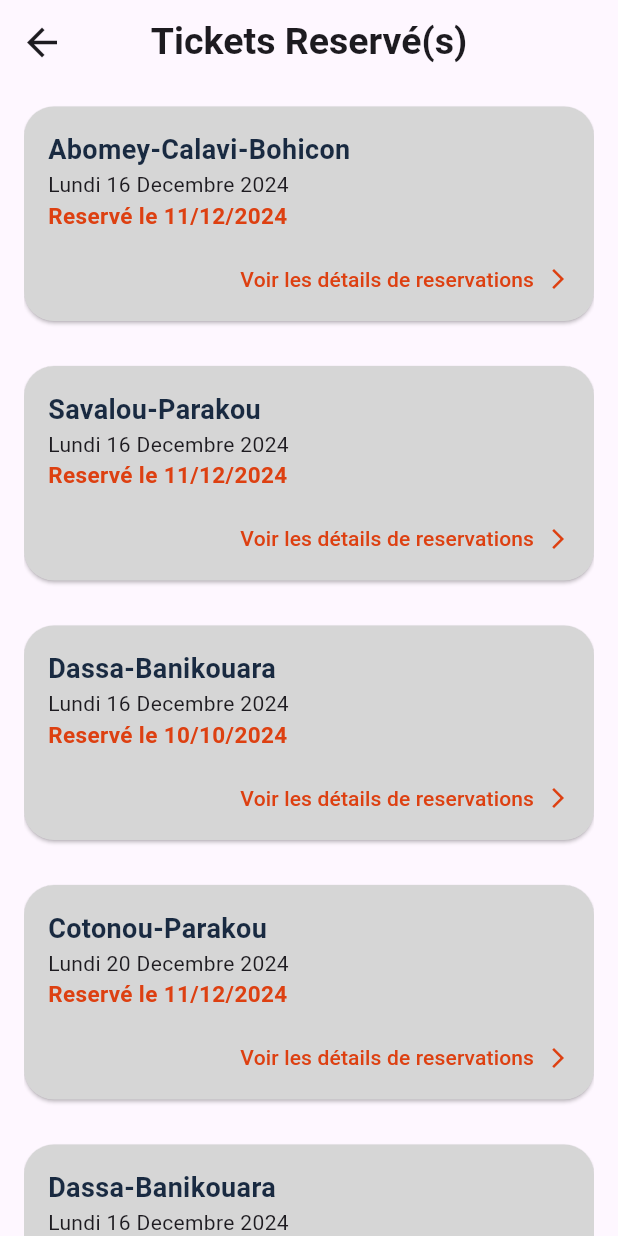
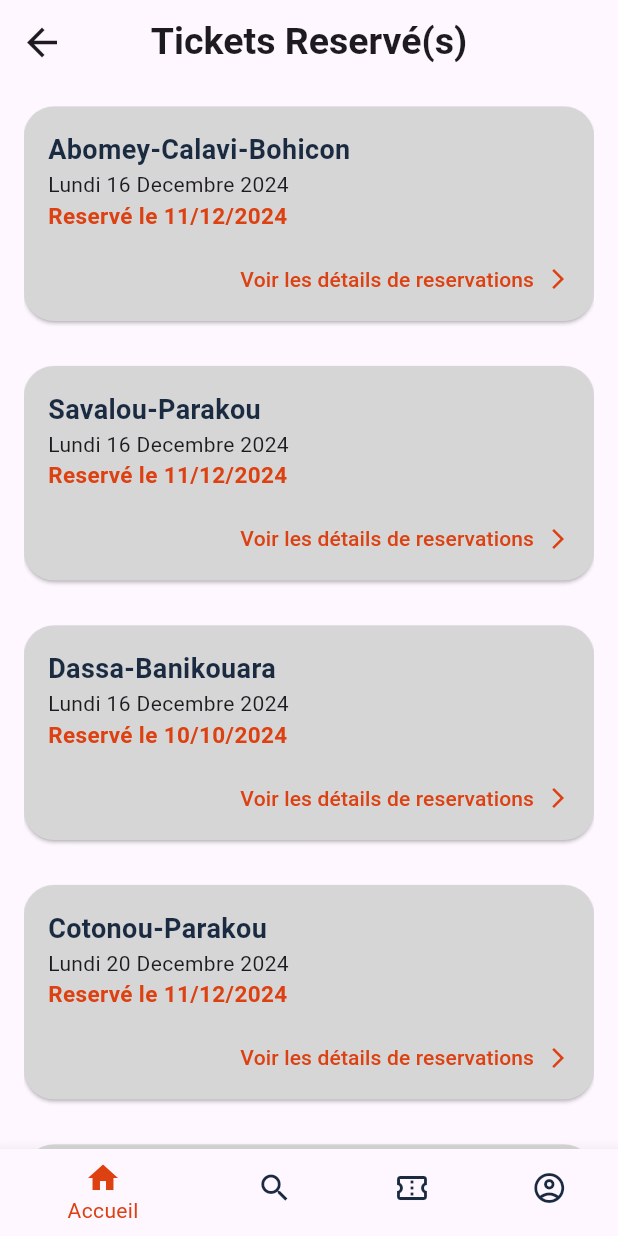
Before and after one commit to KOUDJENOUME/Project-gobus, a Flutter app: the TicketReserve screen opened directly, on a phone screen of 412 x 824 dp. Run offline on Flutter 3.47's test engine with Material 3 defaults, Android fonts, the light colour scheme and no system bars; our stand-ins replace firebase_auth, firebase_core, flutter_svg, google_sign_in, qr_flutter, shared_preferences and 1 more; accounts and stored records are empty.

Commit message:
ajout des icones des pages depuis le fichier TicketReserve

```diff
--- a/GobusProject/lib/main.dart
+++ b/GobusProject/lib/main.dart
@@ -1,4 +1,5 @@
 import 'package:flutter/material.dart';
+import 'package:flutter_todo_app/reservations/ticket_reserve.dart';
 import 'loginPage.dart'; // Assurez-vous que ce fichier contient la définition de SignInPage.
 import 'package:firebase_core/firebase_core.dart';
 import 'package:firebase_auth/firebase_auth.dart';
@@ -31,7 +32,7 @@ class MyApp extends StatelessWidget {
         primaryColor: Colors.black,
         visualDensity: VisualDensity.adaptivePlatformDensity,
       ),
-      home: SignInPage(), // Redirige directement vers la page de connexion
+      home: TicketReserve(), // Redirige directement vers la page de connexion
     );
   }
 }
--- a/GobusProject/lib/reservations/ticket_reserve.dart
+++ b/GobusProject/lib/reservations/ticket_reserve.dart
@@ -1,4 +1,5 @@
 import 'package:flutter/material.dart';
+import 'package:flutter_todo_app/reservations/detail_reservation.dart';
 
 final List<Map<String, dynamic>> ticketReserve = [
   {
@@ -37,6 +38,8 @@ class TicketReserve extends StatefulWidget {
 }
 
 class _TicketReserveState extends State<TicketReserve> {
+  int currentInd =0;
+
   @override
   Widget build(BuildContext context) {
     return SafeArea(
@@ -91,11 +94,11 @@ class _TicketReserveState extends State<TicketReserve> {
                                     ticket["date_complet"]
                                 ),
                                 Text(
-                                    'Reservé le ${ticket["date_reservation"].day}/${ticket["date_reservation"].month}/${ticket["date_reservation"].year}',
+                                  'Reservé le ${ticket["date_reservation"].day}/${ticket["date_reservation"].month}/${ticket["date_reservation"].year}',
                                   style: TextStyle(
-                                    color: Color(0xFFDD4011),
-                                    fontSize: 15,
-                                    fontWeight: FontWeight.bold
+                                      color: Color(0xFFDD4011),
+                                      fontSize: 15,
+                                      fontWeight: FontWeight.bold
                                   ),
                                 ),
                                 const SizedBox(height: 8),
@@ -103,7 +106,14 @@ class _TicketReserveState extends State<TicketReserve> {
                                   mainAxisAlignment: MainAxisAlignment.end,
                                   children: [
                                     TextButton.icon(
-                                      onPressed: (){},
+                                      onPressed: () {
+                                        Navigator.push(
+                                          context,
+                                          MaterialPageRoute(
+                                            builder: (context) => const DetailReservation(),
+                                          ),
+                                        );
+                                      },
                                       icon: const Text(
                                         'Voir les détails de reservations',
                                         style: TextStyle(
@@ -131,6 +141,37 @@ class _TicketReserveState extends State<TicketReserve> {
               ],
             ),
           ),
+          bottomNavigationBar: BottomNavigationBar(
+            currentIndex: currentInd,
+            selectedItemColor: const Color(0xFFDD4011),
+            unselectedItemColor: const Color(0xFF192A41),
+            onTap: (index) {
+              setState(() {
+                currentInd = index;
+              });
+            },
+            items: const <BottomNavigationBarItem>[
+              BottomNavigationBarItem(
+                icon: Icon(Icons.home_outlined),
+                activeIcon: Icon(Icons.home),
+                label: 'Accueil',
+              ),
+              BottomNavigationBarItem(
+                icon: Icon(Icons.search_outlined),
+                label: 'Rechercher',
+              ),
+              BottomNavigationBarItem(
+                icon: Icon(Icons.confirmation_number_outlined),
+                activeIcon: Icon(Icons.confirmation_number),
+                label: 'Tickets',
+              ),
+              BottomNavigationBarItem(
+                icon: Icon(Icons.account_circle_outlined),
+                activeIcon: Icon(Icons.account_circle),
+                label: 'Profil',
+              ),
+            ],
+          ),
         )
     );
   }
```
